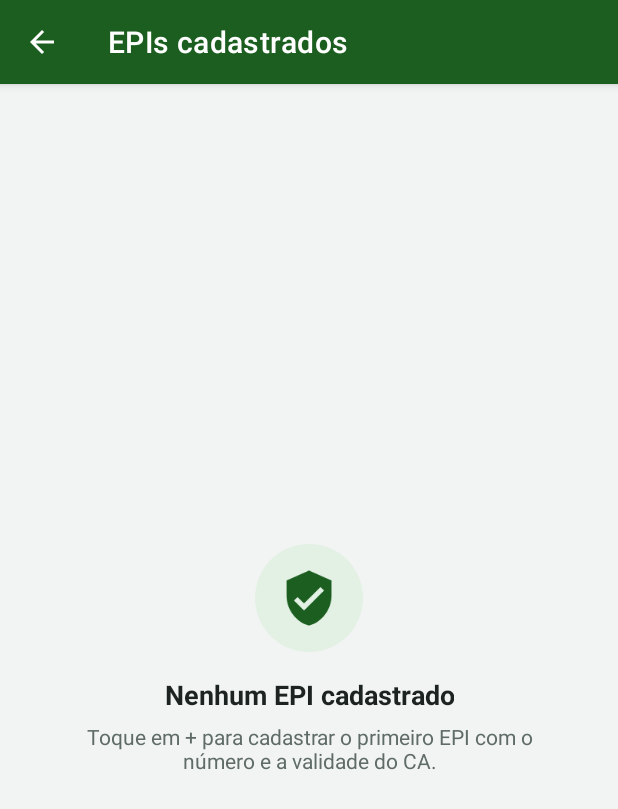
After one commit to pedpalma/controleDeEPIMobile, an Android app: the EpisActivity screen opened directly, with no data from a screen before it, on a phone screen of 412 x 824 dp. The commit adds this screen. Shown: the top 809 px of the screen. Run offline under Robolectric (Android 15) with nearby library versions, the phone set to English and light mode, and no system bars; our stand-ins replace Firebase (no records; nobody signed in at launch, a user with empty details on screens opened directly).

Commit message:
feat: lista EPIs em tempo real com situação do CA

```diff
--- /dev/null
+++ b/app/src/main/java/br/senai/sp/controleepi/EpisActivity.java
@@ -0,0 +1,104 @@
+package br.senai.sp.controleepi;
+
+import android.os.Bundle;
+import android.view.View;
+import android.widget.ProgressBar;
+import android.widget.TextView;
+
+import androidx.appcompat.app.AppCompatActivity;
+import androidx.recyclerview.widget.LinearLayoutManager;
+import androidx.recyclerview.widget.RecyclerView;
+
+import com.google.firebase.firestore.FirebaseFirestore;
+import com.google.firebase.firestore.ListenerRegistration;
+import com.google.firebase.firestore.QueryDocumentSnapshot;
+
+import java.util.ArrayList;
+import java.util.List;
+
+import br.senai.sp.controleepi.adapter.EpiAdapter;
+import br.senai.sp.controleepi.model.Epi;
+import br.senai.sp.controleepi.util.Colecoes;
+import br.senai.sp.controleepi.util.MensagensFirebase;
+
+public class EpisActivity extends AppCompatActivity {
+
+    private RecyclerView lista;
+    private ProgressBar progresso;
+    private View blocoVazio;
+    private TextView txtVazioTitulo;
+    private TextView txtVazioDica;
+
+    private final List<Epi> epis = new ArrayList<>();
+    private EpiAdapter adapter;
+    private ListenerRegistration registro;
+
+    @Override
+    protected void onCreate(Bundle savedInstanceState) {
+        super.onCreate(savedInstanceState);
+        setContentView(R.layout.activity_epis);
+        setTitle(R.string.titulo_epis);
+        if (getSupportActionBar() != null) {
+            getSupportActionBar().setDisplayHomeAsUpEnabled(true);
+        }
+
+        lista = findViewById(R.id.listaEpis);
+        progresso = findViewById(R.id.progresso);
+        blocoVazio = findViewById(R.id.blocoVazio);
+        txtVazioTitulo = findViewById(R.id.txtVazioTitulo);
+        txtVazioDica = findViewById(R.id.txtVazioDica);
+
+        adapter = new EpiAdapter(epis, null);
+        lista.setLayoutManager(new LinearLayoutManager(this));
+        lista.setAdapter(adapter);
+    }
+
+    @Override
+    protected void onStart() {
+        super.onStart();
+        registro = FirebaseFirestore.getInstance()
+                .collection(Colecoes.EPIS)
+                .orderBy("descricao")
+                .addSnapshotListener((snapshot, erro) -> {
+                    progresso.setVisibility(View.GONE);
+                    if (erro != null) {
+                        mostrarVazio(getString(R.string.msg_erro_generico), MensagensFirebase.traduzir(erro));
+                        return;
+                    }
+                    epis.clear();
+                    if (snapshot != null) {
+                        for (QueryDocumentSnapshot documento : snapshot) {
+                            epis.add(documento.toObject(Epi.class));
+                        }
+                    }
+                    adapter.notifyDataSetChanged();
+                    if (epis.isEmpty()) {
+                        mostrarVazio(getString(R.string.vazio_epis_titulo), getString(R.string.vazio_epis_dica));
+                    } else {
+                        blocoVazio.setVisibility(View.GONE);
+                        lista.setVisibility(View.VISIBLE);
+                    }
+                });
+    }
+
+    @Override
+    protected void onStop() {
+        super.onStop();
+        if (registro != null) {
+            registro.remove();
+        }
+    }
+
+    @Override
+    public boolean onSupportNavigateUp() {
+        finish();
+        return true;
+    }
+
+    private void mostrarVazio(String titulo, String dica) {
+        txtVazioTitulo.setText(titulo);
+        txtVazioDica.setText(dica);
+        blocoVazio.setVisibility(View.VISIBLE);
+        lista.setVisibility(View.GONE);
+    }
+}
--- a/app/src/main/java/br/senai/sp/controleepi/MenuTecnicoActivity.java
+++ b/app/src/main/java/br/senai/sp/controleepi/MenuTecnicoActivity.java
@@ -1,5 +1,6 @@
 package br.senai.sp.controleepi;
 
+import android.content.Intent;
 import android.os.Bundle;
 import android.view.Menu;
 import android.view.MenuItem;
@@ -25,6 +26,9 @@ public class MenuTecnicoActivity extends AppCompatActivity {
         setTitle(R.string.titulo_menu_tecnico);
 
         txtSaudacao = findViewById(R.id.txtSaudacao);
+
+        findViewById(R.id.cardEpis).setOnClickListener(v ->
+                startActivity(new Intent(this, EpisActivity.class)));
 
         carregarNome();
     }
--- /dev/null
+++ b/app/src/main/java/br/senai/sp/controleepi/adapter/EpiAdapter.java
@@ -0,0 +1,83 @@
+package br.senai.sp.controleepi.adapter;
+
+import android.content.res.ColorStateList;
+import android.view.LayoutInflater;
+import android.view.View;
+import android.view.ViewGroup;
+import android.widget.TextView;
+
+import androidx.annotation.NonNull;
+import androidx.core.content.ContextCompat;
+import androidx.recyclerview.widget.RecyclerView;
+
+import java.util.List;
+
+import br.senai.sp.controleepi.R;
+import br.senai.sp.controleepi.model.Epi;
+import br.senai.sp.controleepi.util.Datas;
+
+public class EpiAdapter extends RecyclerView.Adapter<EpiAdapter.EpiViewHolder> {
+
+    public interface AoClicar {
+        void aoClicar(Epi epi);
+    }
+
+    private final List<Epi> lista;
+    private final AoClicar aoClicar;
+
+    public EpiAdapter(List<Epi> lista, AoClicar aoClicar) {
+        this.lista = lista;
+        this.aoClicar = aoClicar;
+    }
+
+    public static class EpiViewHolder extends RecyclerView.ViewHolder {
+        TextView txtDescricao, txtCa, txtSituacao;
+
+        public EpiViewHolder(@NonNull View itemView) {
+            super(itemView);
+            txtDescricao = itemView.findViewById(R.id.txtDescricao);
+            txtCa = itemView.findViewById(R.id.txtCa);
+            txtSituacao = itemView.findViewById(R.id.txtSituacao);
+        }
+    }
+
+    @NonNull
+    @Override
+    public EpiViewHolder onCreateViewHolder(@NonNull ViewGroup parent, int viewType) {
+        View card = LayoutInflater.from(parent.getContext())
+                .inflate(R.layout.item_epi, parent, false);
+        return new EpiViewHolder(card);
+    }
+
+    @Override
+    public void onBindViewHolder(@NonNull EpiViewHolder holder, int position) {
+        Epi epi = lista.get(position);
+
+        holder.txtDescricao.setText(epi.getDescricao());
+        holder.txtCa.setText("CA " + epi.getCa() + " · validade " + Datas.formatar(epi.getValidadeCa()));
+
+        holder.txtSituacao.setText(Datas.situacaoCa(epi.getValidadeCa()));
+        holder.txtSituacao.setBackgroundTintList(ColorStateList.valueOf(
+                ContextCompat.getColor(holder.itemView.getContext(), corDaSituacao(epi))));
+
+        if (aoClicar != null) {
+            holder.itemView.setOnClickListener(v -> aoClicar.aoClicar(epi));
+        }
+    }
+
+    private int corDaSituacao(Epi epi) {
+        long dias = Datas.diasAte(epi.getValidadeCa());
+        if (epi.getValidadeCa() == null || dias < 0) {
+            return R.color.situacao_vencido;
+        }
+        if (dias <= Datas.DIAS_ALERTA_CA) {
+            return R.color.situacao_alerta;
+        }
+        return R.color.situacao_ok;
+    }
+
+    @Override
+    public int getItemCount() {
+        return lista.size();
+    }
+}
--- /dev/null
+++ b/app/src/main/res/layout/activity_epis.xml
@@ -0,0 +1,59 @@
+<?xml version="1.0" encoding="utf-8"?>
+<androidx.coordinatorlayout.widget.CoordinatorLayout xmlns:android="http://schemas.android.com/apk/res/android"
+    android:layout_width="match_parent"
+    android:layout_height="match_parent"
+    android:background="@color/fundo">
+
+    <androidx.recyclerview.widget.RecyclerView
+        android:id="@+id/listaEpis"
+        android:layout_width="match_parent"
+        android:layout_height="match_parent"
+        android:clipToPadding="false"
+        android:padding="@dimen/margem_tela"
+        android:paddingBottom="88dp" />
+
+    <ProgressBar
+        android:id="@+id/progresso"
+        android:layout_width="wrap_content"
+        android:layout_height="wrap_content"
+        android:layout_gravity="center" />
+
+    <LinearLayout
+        android:id="@+id/blocoVazio"
+        android:layout_width="match_parent"
+        android:layout_height="wrap_content"
+        android:layout_gravity="center"
+        android:gravity="center"
+        android:orientation="vertical"
+        android:padding="32dp"
+        android:visibility="gone">
+
+        <ImageView
+            android:layout_width="@dimen/tamanho_icone_vazio"
+            android:layout_height="@dimen/tamanho_icone_vazio"
+            android:background="@drawable/fundo_icone_circulo"
+            android:importantForAccessibility="no"
+            android:padding="16dp"
+            android:src="@drawable/ic_epi" />
+
+        <TextView
+            android:id="@+id/txtVazioTitulo"
+            style="@style/Titulo"
+            android:layout_width="wrap_content"
+            android:layout_height="wrap_content"
+            android:layout_marginTop="16dp"
+            android:gravity="center"
+            android:text="@string/vazio_epis_titulo"
+            android:textSize="18sp" />
+
+        <TextView
+            android:id="@+id/txtVazioDica"
+            style="@style/Subtitulo"
+            android:layout_width="wrap_content"
+            android:layout_height="wrap_content"
+            android:layout_marginTop="6dp"
+            android:gravity="center"
+            android:text="@string/vazio_epis_dica" />
+    </LinearLayout>
+
+</androidx.coordinatorlayout.widget.CoordinatorLayout>
--- /dev/null
+++ b/app/src/main/res/values/strings_epi.xml
@@ -0,0 +1,6 @@
+<?xml version="1.0" encoding="utf-8"?>
+<resources>
+    <string name="titulo_epis">EPIs cadastrados</string>
+    <string name="vazio_epis_titulo">Nenhum EPI cadastrado</string>
+    <string name="vazio_epis_dica">Toque em + para cadastrar o primeiro EPI com o número e a validade do CA.</string>
+</resources>
```
Also changed, not shown: app/src/main/java/br/senai/sp/controleepi/util/Datas.java (added, +97 -0 lines), app/src/main/res/layout/item_epi.xml (added, +59 -0 lines).
